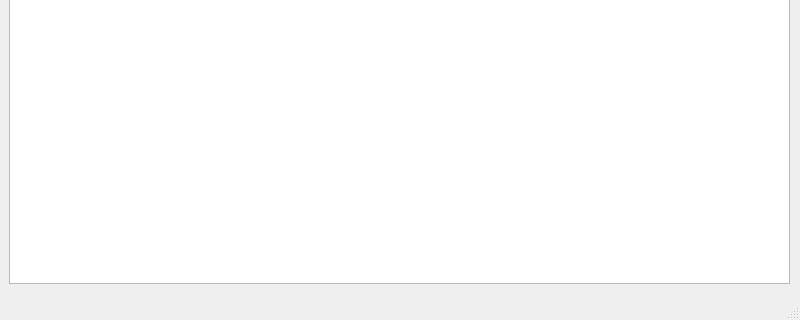
Qt form mainwindow.ui (tootal/DBLParse) before a commit; both pictures show x 0 to 800 and y 280 to 600 of the 800 by 600 pixel window.
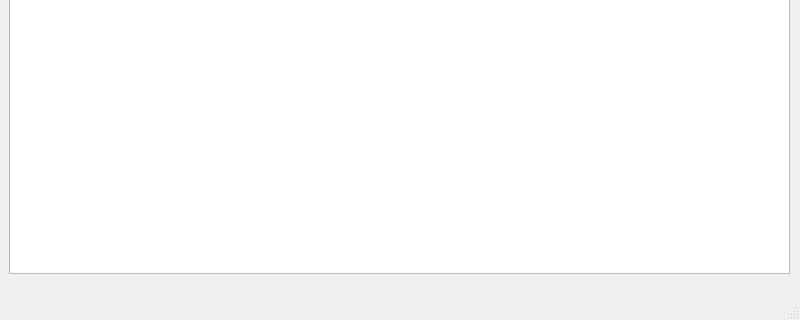
The same form after that commit. The open tabs and pages were chosen to show the change.

```diff
--- a/mainwindow.ui
+++ b/mainwindow.ui
@@ -174,7 +174,7 @@
           <x>0</x>
           <y>10</y>
           <width>781</width>
-          <height>431</height>
+          <height>421</height>
          </rect>
         </property>
         <column>
```
Left out of the diff: 2 changed lines with no effect on the pictures.
